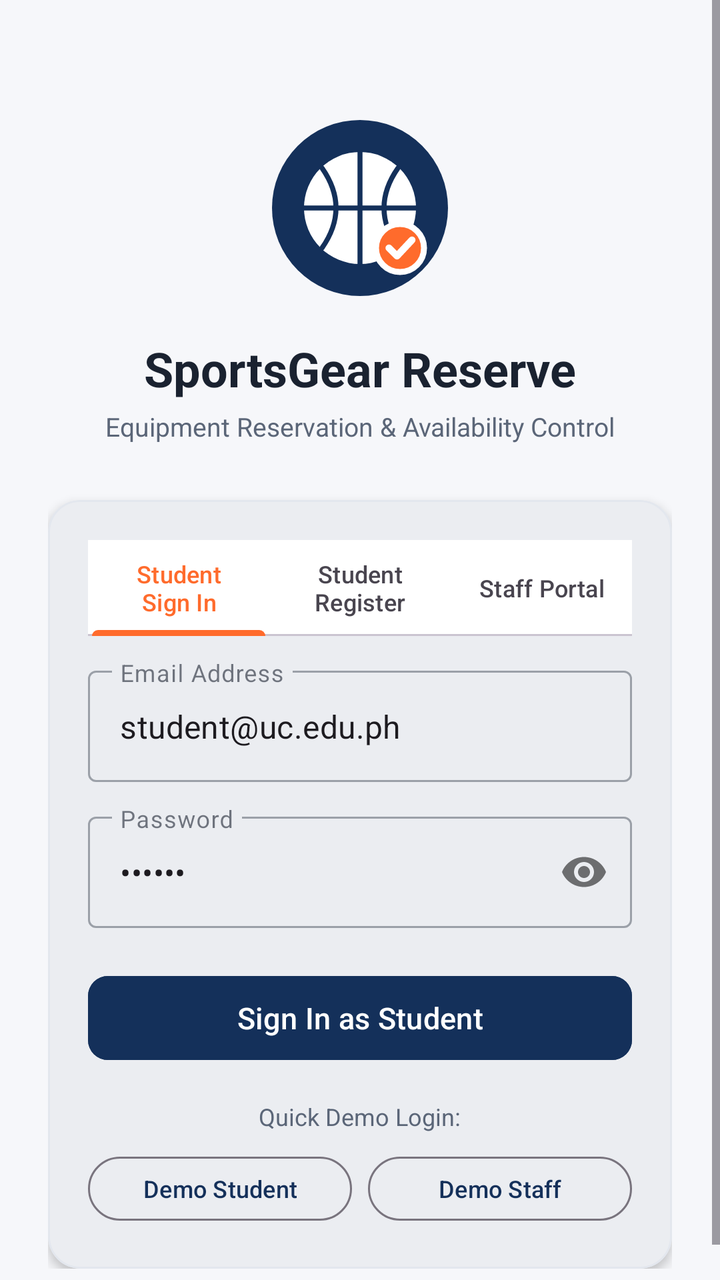
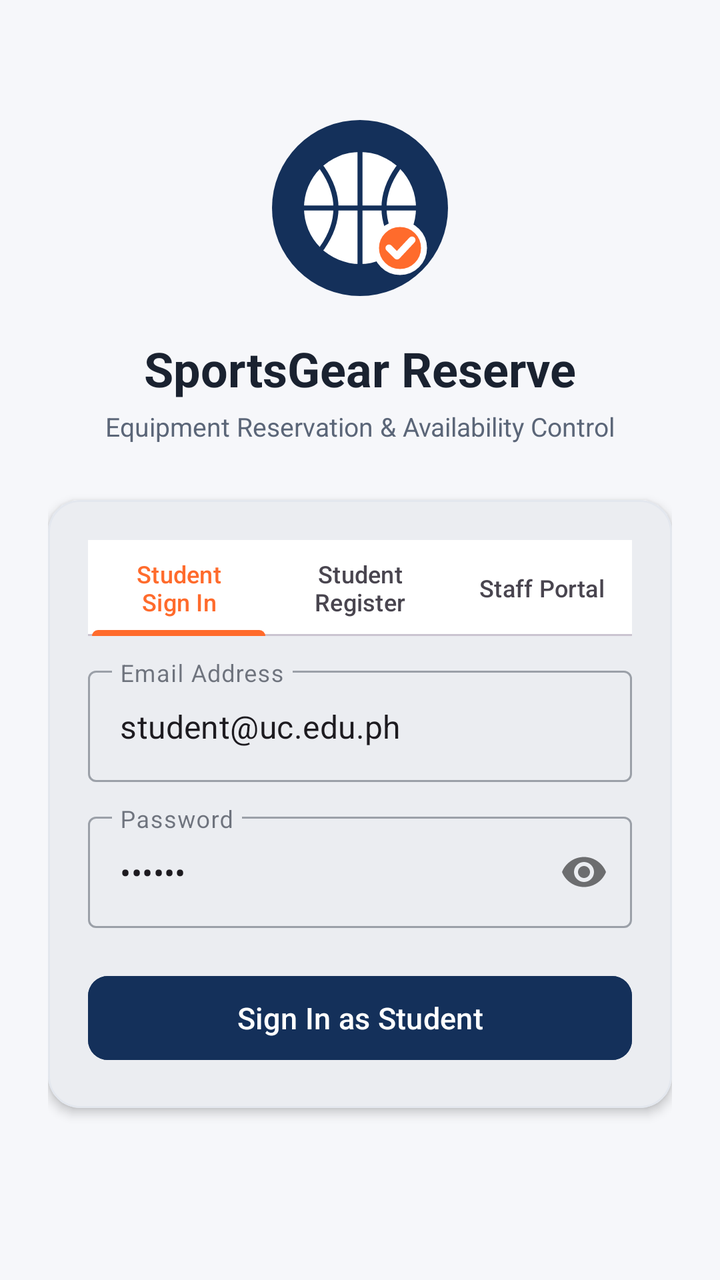

The first picture is an Android layout as it rendered before a commit; the second is the same layout after the commit. The layout source and the unified diff follow.
<!-- AndroidManifest.xml: application theme Theme.SportsGearReserve -->
<!-- res/layout/activity_login.xml -->
<?xml version="1.0" encoding="utf-8"?>
<ScrollView
    xmlns:android="http://schemas.android.com/apk/res/android"
    xmlns:app="http://schemas.android.com/apk/res-auto"
    xmlns:tools="http://schemas.android.com/tools"
    android:layout_width="match_parent"
    android:layout_height="match_parent"
    android:background="@color/app_background"
    android:fillViewport="true"
    android:fitsSystemWindows="true">

    <LinearLayout
        android:layout_width="match_parent"
        android:layout_height="wrap_content"
        android:gravity="center_horizontal"
        android:orientation="vertical"
        android:padding="24dp">

        
        <ImageView
            android:layout_width="96dp"
            android:layout_height="96dp"
            android:layout_marginTop="32dp"
            android:contentDescription="SportsGear Reserve logo"
            android:src="@drawable/ic_sportsgear_logo" />

        <TextView
            android:layout_width="wrap_content"
            android:layout_height="wrap_content"
            android:layout_marginTop="16dp"
            android:text="SportsGear Reserve"
            android:textColor="@color/text_primary"
            android:textSize="24sp"
            android:textStyle="bold" />

        <TextView
            android:layout_width="match_parent"
            android:layout_height="wrap_content"
            android:layout_marginTop="4dp"
            android:gravity="center"
            android:text="Equipment Reservation &amp; Availability Control"
            android:textAlignment="center"
            android:textColor="@color/text_secondary"
            android:textSize="13sp" />

        <com.google.android.material.card.MaterialCardView
            android:layout_width="match_parent"
            android:layout_height="wrap_content"
            android:layout_marginTop="28dp"
            app:cardBackgroundColor="@color/surface"
            app:cardCornerRadius="16dp"
            app:cardElevation="3dp"
            app:strokeColor="@color/card_stroke"
            app:strokeWidth="1dp">

            <LinearLayout
                android:layout_width="match_parent"
                android:layout_height="wrap_content"
                android:orientation="vertical"
                android:padding="20dp">

                <com.google.android.material.tabs.TabLayout
                    android:id="@+id/tabLayoutMode"
                    android:layout_width="match_parent"
                    android:layout_height="wrap_content"
                    app:tabIndicatorColor="@color/accent"
                    app:tabIndicatorFullWidth="true"
                    app:tabSelectedTextColor="@color/accent">

                    <com.google.android.material.tabs.TabItem
                        android:layout_width="wrap_content"
                        android:layout_height="wrap_content"
                        android:text="Student Sign In" />

                    <com.google.android.material.tabs.TabItem
                        android:layout_width="wrap_content"
                        android:layout_height="wrap_content"
                        android:text="Student Register" />

                    <com.google.android.material.tabs.TabItem
                        android:layout_width="wrap_content"
                        android:layout_height="wrap_content"
                        android:text="Staff Portal" />
                </com.google.android.material.tabs.TabLayout>

                
                <com.google.android.material.textfield.TextInputLayout
                    android:id="@+id/tilFullName"
                    style="@style/Widget.MaterialComponents.TextInputLayout.OutlinedBox"
                    android:layout_width="match_parent"
                    android:layout_height="wrap_content"
                    android:layout_marginTop="16dp"
                    android:hint="Full Name"
                    android:visibility="gone"
                    tools:visibility="visible">

                    <com.google.android.material.textfield.TextInputEditText
                        android:id="@+id/etFullName"
                        android:layout_width="match_parent"
                        android:layout_height="wrap_content"
                        android:inputType="textPersonName" />
                </com.google.android.material.textfield.TextInputLayout>

                
                <com.google.android.material.textfield.TextInputLayout
                    android:id="@+id/tilStudentId"
                    style="@style/Widget.MaterialComponents.TextInputLayout.OutlinedBox"
                    android:layout_width="match_parent"
                    android:layout_height="wrap_content"
                    android:layout_marginTop="12dp"
                    android:hint="Student ID Number"
                    android:visibility="gone"
                    tools:visibility="visible">

                    <com.google.android.material.textfield.TextInputEditText
                        android:id="@+id/etStudentId"
                        android:layout_width="match_parent"
                        android:layout_height="wrap_content"
                        android:inputType="number" />
                </com.google.android.material.textfield.TextInputLayout>

                
                <com.google.android.material.textfield.TextInputLayout
                    android:id="@+id/tilEmail"
                    style="@style/Widget.MaterialComponents.TextInputLayout.OutlinedBox"
                    android:layout_width="match_parent"
                    android:layout_height="wrap_content"
                    android:layout_marginTop="12dp"
                    android:hint="Email Address">

                    <com.google.android.material.textfield.TextInputEditText
                        android:id="@+id/etEmail"
                        android:layout_width="match_parent"
                        android:layout_height="wrap_content"
                        android:inputType="textEmailAddress"
                        android:text="student@uc.edu.ph" />
                </com.google.android.material.textfield.TextInputLayout>

                
                <com.google.android.material.textfield.TextInputLayout
                    android:id="@+id/tilPassword"
                    style="@style/Widget.MaterialComponents.TextInputLayout.OutlinedBox"
                    android:layout_width="match_parent"
                    android:layout_height="wrap_content"
                    android:layout_marginTop="12dp"
                    android:hint="Password"
                    app:passwordToggleEnabled="true">

                    <com.google.android.material.textfield.TextInputEditText
                        android:id="@+id/etPassword"
                        android:layout_width="match_parent"
                        android:layout_height="wrap_content"
                        android:inputType="textPassword"
                        android:text="123456" />
                </com.google.android.material.textfield.TextInputLayout>

                <TextView
                    android:id="@+id/tvRoleNote"
                    android:layout_width="match_parent"
                    android:layout_height="wrap_content"
                    android:layout_marginTop="12dp"
                    android:text="Note: Staff accounts must be pre-authorized by sports office administration."
                    android:textColor="@color/text_secondary"
                    android:textSize="12sp"
                    android:visibility="gone"
                    tools:visibility="visible" />

                <com.google.android.material.button.MaterialButton
                    android:id="@+id/btnSubmit"
                    android:layout_width="match_parent"
                    android:layout_height="50dp"
                    android:layout_marginTop="20dp"
                    android:backgroundTint="@color/primary"
                    android:text="Sign In as Student"
                    android:textSize="15sp"
                    app:cornerRadius="10dp" />

                
                <TextView
                    android:layout_width="wrap_content"
                    android:layout_height="wrap_content"
                    android:layout_gravity="center_horizontal"
                    android:layout_marginTop="16dp"
                    android:text="Quick Demo Login:"
                    android:textColor="@color/text_secondary"
                    android:textSize="12sp" />

                <LinearLayout
                    android:layout_width="match_parent"
                    android:layout_height="wrap_content"
                    android:layout_marginTop="8dp"
                    android:gravity="center"
                    android:orientation="horizontal">

                    <com.google.android.material.button.MaterialButton
                        android:id="@+id/btnDemoStudent"
                        style="@style/Widget.Material3.Button.OutlinedButton"
                        android:layout_width="0dp"
                        android:layout_height="40dp"
                        android:layout_marginEnd="4dp"
                        android:layout_weight="1"
                        android:text="Demo Student"
                        android:textSize="12sp" />

                    <com.google.android.material.button.MaterialButton
                        android:id="@+id/btnDemoStaff"
                        style="@style/Widget.Material3.Button.OutlinedButton"
                        android:layout_width="0dp"
                        android:layout_height="40dp"
                        android:layout_marginStart="4dp"
                        android:layout_weight="1"
                        android:text="Demo Staff"
                        android:textSize="12sp" />
                </LinearLayout>

            </LinearLayout>
        </com.google.android.material.card.MaterialCardView>

    </LinearLayout>
</ScrollView>
<!-- resources referenced by this layout -->
<resources>
  <color name="accent">#FF6B2C</color>
  <color name="app_background">#F6F7FA</color>
  <color name="card_stroke">#E3E7EE</color>
  <color name="primary">#14305A</color>
  <color name="surface">#FFFFFF</color>
  <color name="text_primary">#1A2230</color>
  <color name="text_secondary">#5B6678</color>
  <!-- drawable ic_sportsgear_logo (drawable) -->
  <?xml version="1.0" encoding="utf-8"?>
  <vector xmlns:android="http://schemas.android.com/apk/res/android"
      android:width="96dp"
      android:height="96dp"
      android:viewportWidth="96"
      android:viewportHeight="96">
  
      
      <path
          android:fillColor="@color/primary"
          android:pathData="M48,48m-44,0a44,44 0,1 1,88 0a44,44 0,1 1,-88 0" />
  
      
      <path
          android:fillColor="#FFFFFF"
          android:pathData="M48,48m-28,0a28,28 0,1 1,56 0a28,28 0,1 1,-56 0" />
  
      
      <path
          android:strokeColor="@color/primary"
          android:strokeWidth="2.5"
          android:strokeLineCap="round"
          android:pathData="M48,20 L48,76 M20,48 L76,48" />
      <path
          android:strokeColor="@color/primary"
          android:strokeWidth="2.5"
          android:strokeLineCap="round"
          android:pathData="M29,28 Q43,48 29,68 M67,28 Q53,48 67,68" />
  
      
      <path
          android:fillColor="@color/accent"
          android:strokeColor="#FFFFFF"
          android:strokeWidth="3"
          android:pathData="M68,68m-12,0a12,12 0,1 1,24 0a12,12 0,1 1,-24 0" />
      <path
          android:strokeColor="#FFFFFF"
          android:strokeWidth="3.5"
          android:strokeLineCap="round"
          android:strokeLineJoin="round"
          android:pathData="M62.5,68 L66.5,72 L74,64" />
  </vector>
  <style name="Theme.SportsGearReserve" parent="Base.Theme.SportsGearReserve" />
  <style name="Base.Theme.SportsGearReserve" parent="Theme.Material3.DayNight.NoActionBar">
          
          <item name="colorPrimary">@color/primary</item>
          <item name="colorOnPrimary">@color/text_on_primary</item>
          <item name="colorPrimaryContainer">@color/primary_variant</item>
          <item name="colorOnPrimaryContainer">@color/text_on_primary</item>
          <item name="colorSecondary">@color/accent</item>
          <item name="colorOnSecondary">@color/white</item>
          <item name="colorTertiary">@color/accent</item>
          <item name="android:windowBackground">@color/app_background</item>
          <item name="colorSurface">@color/surface</item>
          <item name="colorOnSurface">@color/text_primary</item>
  
          
          <item name="tabIndicatorColor">@color/accent</item>
          <item name="tabSelectedTextColor">@color/accent</item>
      </style>
  <color name="text_on_primary">#FFFFFF</color>
  <color name="primary_variant">#0D2140</color>
  <color name="white">#FFFFFFFF</color>
</resources>

<!-- the commit's change to res/layout/activity_login.xml (unified diff, before → after) -->
@@ -175,44 +175,6 @@
                     android:textSize="15sp"
                     app:cornerRadius="10dp" />
 
-                
-                <TextView
-                    android:layout_width="wrap_content"
-                    android:layout_height="wrap_content"
-                    android:layout_gravity="center_horizontal"
-                    android:layout_marginTop="16dp"
-                    android:text="Quick Demo Login:"
-                    android:textColor="@color/text_secondary"
-                    android:textSize="12sp" />
-
-                <LinearLayout
-                    android:layout_width="match_parent"
-                    android:layout_height="wrap_content"
-                    android:layout_marginTop="8dp"
-                    android:gravity="center"
-                    android:orientation="horizontal">
-
-                    <com.google.android.material.button.MaterialButton
-                        android:id="@+id/btnDemoStudent"
-                        style="@style/Widget.Material3.Button.OutlinedButton"
-                        android:layout_width="0dp"
-                        android:layout_height="40dp"
-                        android:layout_marginEnd="4dp"
-                        android:layout_weight="1"
-                        android:text="Demo Student"
-                        android:textSize="12sp" />
-
-                    <com.google.android.material.button.MaterialButton
-                        android:id="@+id/btnDemoStaff"
-                        style="@style/Widget.Material3.Button.OutlinedButton"
-                        android:layout_width="0dp"
-                        android:layout_height="40dp"
-                        android:layout_marginStart="4dp"
-                        android:layout_weight="1"
-                        android:text="Demo Staff"
-                        android:textSize="12sp" />
-                </LinearLayout>
-
             </LinearLayout>
         </com.google.android.material.card.MaterialCardView>
 
